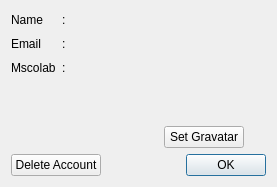
The window that mslib/msui/ui/ui_mscolab_profile_dialog.ui (Open-MSS/MSS) describes before a commit, drawn with Qt 5.
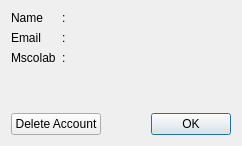
The same window after the commit. Icons and pictures are not drawn.

Commit message: completed profile window implementation and related tests

```diff
--- a/mslib/msui/ui/ui_mscolab_profile_dialog.ui
+++ b/mslib/msui/ui/ui_mscolab_profile_dialog.ui
@@ -6,8 +6,8 @@
    <rect>
     <x>0</x>
     <y>0</y>
-    <width>277</width>
-    <height>187</height>
+    <width>242</width>
+    <height>146</height>
    </rect>
   </property>
   <property name="windowTitle">
@@ -96,16 +96,6 @@
        </property>
       </widget>
      </item>
-     <item alignment="Qt::AlignHCenter">
-      <widget class="QPushButton" name="setGravatarBtn">
-       <property name="text">
-        <string>Set Gravatar</string>
-       </property>
-       <property name="autoDefault">
-        <bool>false</bool>
-       </property>
-      </widget>
-     </item>
     </layout>
    </item>
    <item row="2" column="1" alignment="Qt::AlignRight">
```
Left out of the diff: 2 changed lines with no effect on the pictures. The commit also changes 8 other files.
